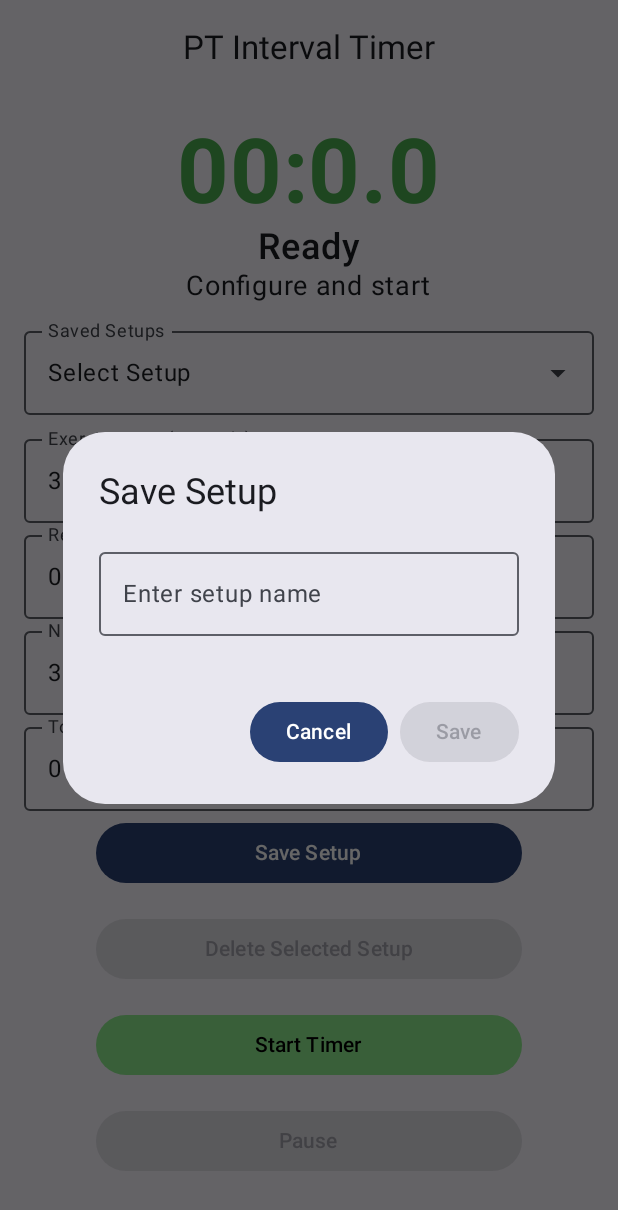
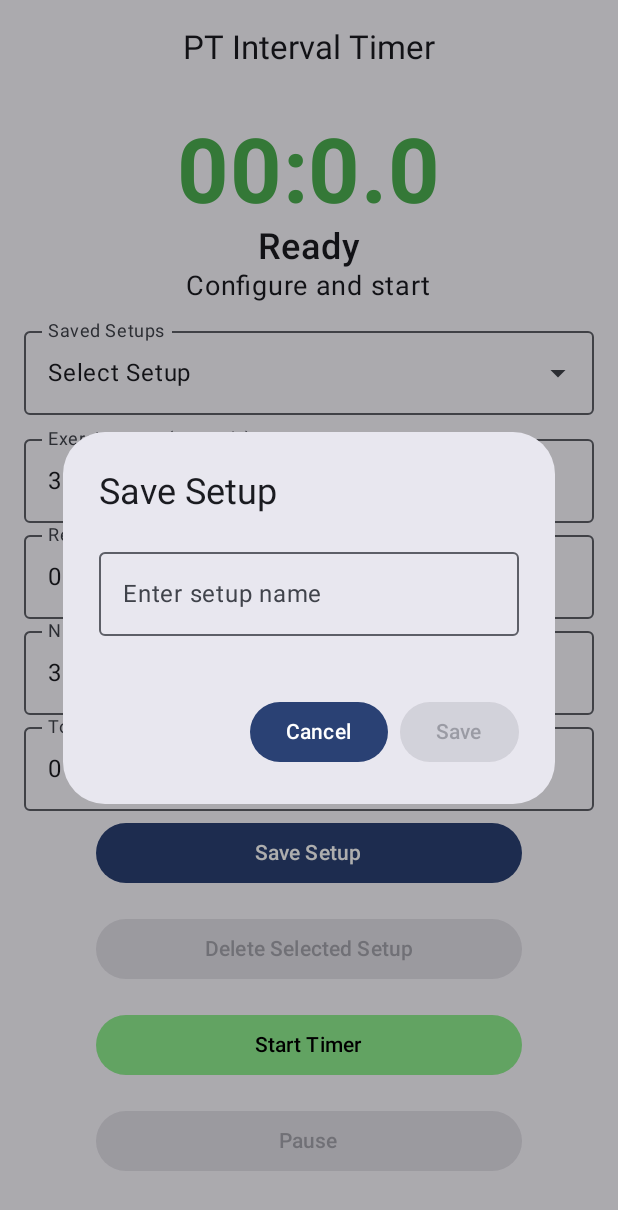
Before and after one commit to billweberx/PT_Timer_New, an Android app built with Jetpack Compose: the screen it shows after launch (MainActivity), after a tap on "Save Setup", on a phone screen of 412 x 824 dp. Shown: the top 1210 px of the screen. Run offline under Robolectric (Android 15) with nearby library versions, the phone set to English and light mode, and no system bars.

Commit message:
chore(build): Update project dependencies and align with modern Android standards
This commit performs several build configuration and dependency updates to modernize the project and ensure best practices.

Key changes include:
- Upgraded the Java toolchain from version 11 to 17 for both source/target compatibility and the Kotlin JVM target.
- Migrated the base application theme from the legacy `Theme.Material` to the modern `Theme.Material3.DayNight`, ensuring proper component styling and automatic dark mode support.
- Added the `com.google.android.material:material` dependency, which is required for Material 3 themes. This dependency was also migrated to the version catalog.
- Aligned Compose Previews to correctly show both light and dark modes using the `uiMode` parameter.

```diff
--- a/app/src/main/res/values/themes.xml
+++ b/app/src/main/res/values/themes.xml
@@ -1,5 +1,10 @@
 <?xml version="1.0" encoding="utf-8"?>
-<resources>
-
-    <style name="Theme.PT_Timer" parent="android:Theme.Material.Light.NoActionBar" />
+<resources xmlns:tools="http://schemas.android.com/tools">
+    <!-- Base application theme. -->
+    <style name="Theme.PT_Timer" parent="Theme.Material3.DayNight.NoActionBar">
+        <!--
+            You can customize your theme here for things like status bar color, etc.
+            For now, just changing the parent is the most important step.
+        -->
+    </style>
 </resources>
--- a/gradle/libs.versions.toml
+++ b/gradle/libs.versions.toml
@@ -10,6 +10,7 @@ activityCompose = "1.11.0"
 composeBom = "2025.10.00"
 coroutines = "1.10.2"
 gson = "2.13.2"
+material = "1.13.0"
 
 
 [libraries]
@@ -28,7 +29,8 @@ androidx-compose-ui-test-manifest = { group = "androidx.compose.ui", name = "ui-
 androidx-compose-ui-test-junit4 = { group = "androidx.compose.ui", name = "ui-test-junit4" }
 androidx-compose-material3 = { group = "androidx.compose.material3", name = "material3" }
 kotlinx-coroutines-android = { group = "org.jetbrains.kotlinx", name = "kotlinx-coroutines-android", version.ref = "coroutines" }
-gson = { group = "com.google.code.gson", name = "gson", version.ref = "gson" } # <-- AND ADD THIS
+gson = { group = "com.google.code.gson", name = "gson", version.ref = "gson" }
+material = { module = "com.google.android.material:material", version.ref = "material" }
 
 [plugins]
 android-application = { id = "com.android.application", version.ref = "agp" }
```
Also changed, not shown: app/build.gradle.kts (+5 -8 lines), app/src/main/java/com/billweberx/pt_timer/MainActivity.kt (+7 -1 lines).
